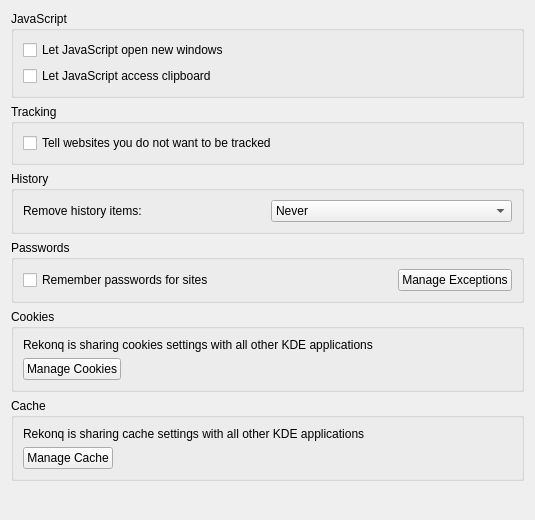
Before: the Qt Designer form src/settings/settings_privacy.ui in KDE/rekonq, drawn with Qt 5.
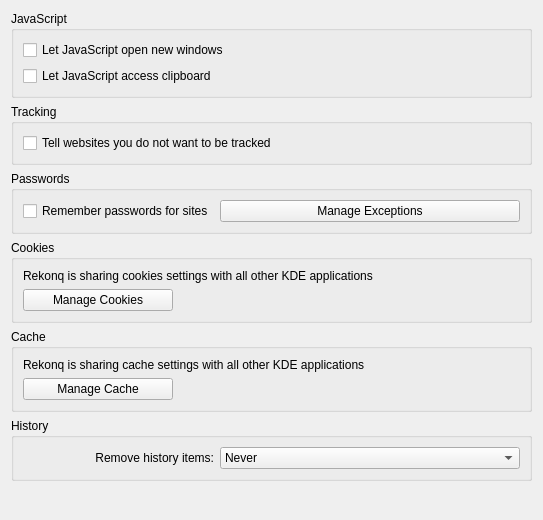
After: the same form once the commit is applied. Icons and pictures are not drawn.

Commit message: Fix && uniform UI width

Patch:
```diff
--- a/src/settings/settings_privacy.ui
+++ b/src/settings/settings_privacy.ui
@@ -50,96 +50,37 @@
      </layout>
     </widget>
    </item>
-   <item>
-    <widget class="QGroupBox" name="groupBox_2">
-     <property name="title">
-      <string>History</string>
-     </property>
-     <layout class="QVBoxLayout" name="verticalLayout">
-      <item>
-       <layout class="QHBoxLayout" name="horizontalLayout">
-        <item>
-         <widget class="QLabel" name="label">
-          <property name="text">
-           <string>Remove history items:</string>
-          </property>
-         </widget>
-        </item>
-        <item>
-         <widget class="QComboBox" name="kcfg_expireHistory">
-          <item>
-           <property name="text">
-            <string>Never</string>
-           </property>
-          </item>
-          <item>
-           <property name="text">
-            <string>Every 3 months</string>
-           </property>
-          </item>
-          <item>
-           <property name="text">
-            <string>Every month</string>
-           </property>
-          </item>
-          <item>
-           <property name="text">
-            <string>Every day</string>
-           </property>
-          </item>
-          <item>
-           <property name="text">
-            <string>At application exit</string>
-           </property>
-          </item>
-          <item>
-           <property name="text">
-            <string>Do not even store them</string>
-           </property>
-          </item>
-         </widget>
-        </item>
-       </layout>
-      </item>
-     </layout>
-    </widget>
-   </item>
    <item>
     <widget class="QGroupBox" name="groupBox_5">
      <property name="title">
       <string>Passwords</string>
      </property>
-     <layout class="QVBoxLayout" name="verticalLayout_4">
+     <layout class="QHBoxLayout" name="horizontalLayout_2">
       <item>
-       <layout class="QHBoxLayout" name="horizontalLayout_2">
-        <item>
-         <widget class="QCheckBox" name="kcfg_passwordSavingEnabled">
-          <property name="text">
-           <string>Remember passwords for sites</string>
-          </property>
-         </widget>
-        </item>
-        <item>
-         <spacer name="horizontalSpacer_3">
-          <property name="orientation">
-           <enum>Qt::Horizontal</enum>
-          </property>
-          <property name="sizeHint" stdset="0">
-           <size>
-            <width>40</width>
-            <height>20</height>
-           </size>
-          </property>
-         </spacer>
-        </item>
-        <item>
-         <widget class="QPushButton" name="managePassExceptionsButton">
-          <property name="text">
-           <string>Manage Exceptions</string>
-          </property>
-         </widget>
-        </item>
-       </layout>
+       <widget class="QCheckBox" name="kcfg_passwordSavingEnabled">
+        <property name="sizePolicy">
+         <sizepolicy hsizetype="Expanding" vsizetype="Fixed">
+          <horstretch>0</horstretch>
+          <verstretch>0</verstretch>
+         </sizepolicy>
+        </property>
+        <property name="text">
+         <string>Remember passwords for sites</string>
+        </property>
+       </widget>
+      </item>
+      <item>
+       <widget class="QPushButton" name="managePassExceptionsButton">
+        <property name="minimumSize">
+         <size>
+          <width>300</width>
+          <height>0</height>
+         </size>
+        </property>
+        <property name="text">
+         <string>Manage Exceptions</string>
+        </property>
+       </widget>
       </item>
      </layout>
     </widget>
@@ -164,6 +105,12 @@
        <layout class="QHBoxLayout" name="horizontalLayout_3">
         <item>
          <widget class="QPushButton" name="cookiesButton">
+          <property name="minimumSize">
+           <size>
+            <width>150</width>
+            <height>0</height>
+           </size>
+          </property>
           <property name="text">
            <string>Manage Cookies</string>
           </property>
@@ -212,6 +159,12 @@
        <layout class="QHBoxLayout" name="horizontalLayout_5">
         <item>
          <widget class="QPushButton" name="cacheButton">
+          <property name="minimumSize">
+           <size>
+            <width>150</width>
+            <height>0</height>
+           </size>
+          </property>
           <property name="text">
            <string>Manage Cache</string>
           </property>
@@ -240,6 +193,77 @@
      </layout>
     </widget>
    </item>
+   <item>
+    <widget class="QGroupBox" name="groupBox_2">
+     <property name="title">
+      <string>History</string>
+     </property>
+     <layout class="QHBoxLayout" name="horizontalLayout">
+      <item>
+       <widget class="QLabel" name="label">
+        <property name="sizePolicy">
+         <sizepolicy hsizetype="Expanding" vsizetype="Preferred">
+          <horstretch>0</horstretch>
+          <verstretch>0</verstretch>
+         </sizepolicy>
+        </property>
+        <property name="text">
+         <string>Remove history items:</string>
+        </property>
+        <property name="alignment">
+         <set>Qt::AlignRight|Qt::AlignTrailing|Qt::AlignVCenter</set>
+        </property>
+       </widget>
+      </item>
+      <item>
+       <widget class="QComboBox" name="kcfg_expireHistory">
+        <property name="sizePolicy">
+         <sizepolicy hsizetype="Minimum" vsizetype="Fixed">
+          <horstretch>0</horstretch>
+          <verstretch>0</verstretch>
+         </sizepolicy>
+        </property>
+        <property name="minimumSize">
+         <size>
+          <width>300</width>
+          <height>0</height>
+         </size>
+        </property>
+        <item>
+         <property name="text">
+          <string>Never</string>
+         </property>
+        </item>
+        <item>
+         <property name="text">
+          <string>Every 3 months</string>
+         </property>
+        </item>
+        <item>
+         <property name="text">
+          <string>Every month</string>
+         </property>
+        </item>
+        <item>
+         <property name="text">
+          <string>Every day</string>
+         </property>
+        </item>
+        <item>
+         <property name="text">
+          <string>At application exit</string>
+         </property>
+        </item>
+        <item>
+         <property name="text">
+          <string>Do not even store them</string>
+         </property>
+        </item>
+       </widget>
+      </item>
+     </layout>
+    </widget>
+   </item>
    <item>
     <spacer name="verticalSpacer">
      <property name="orientation">
```
The commit also changes 5 other files.
